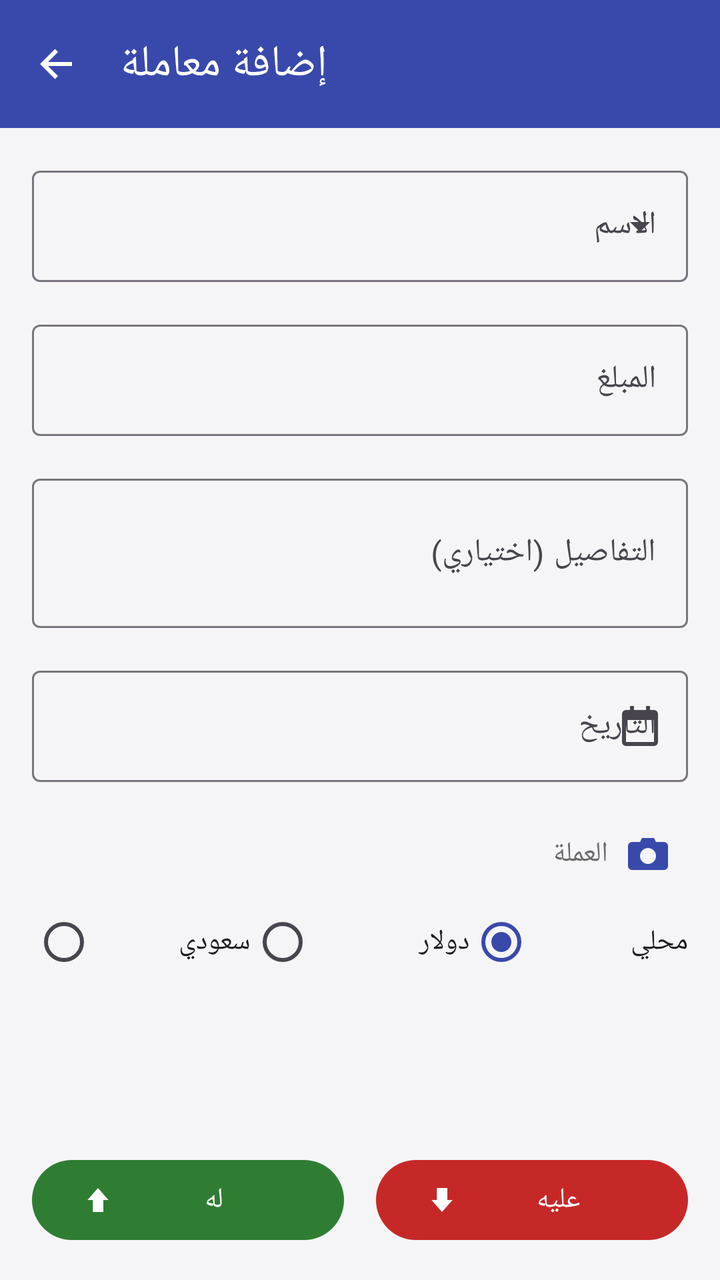
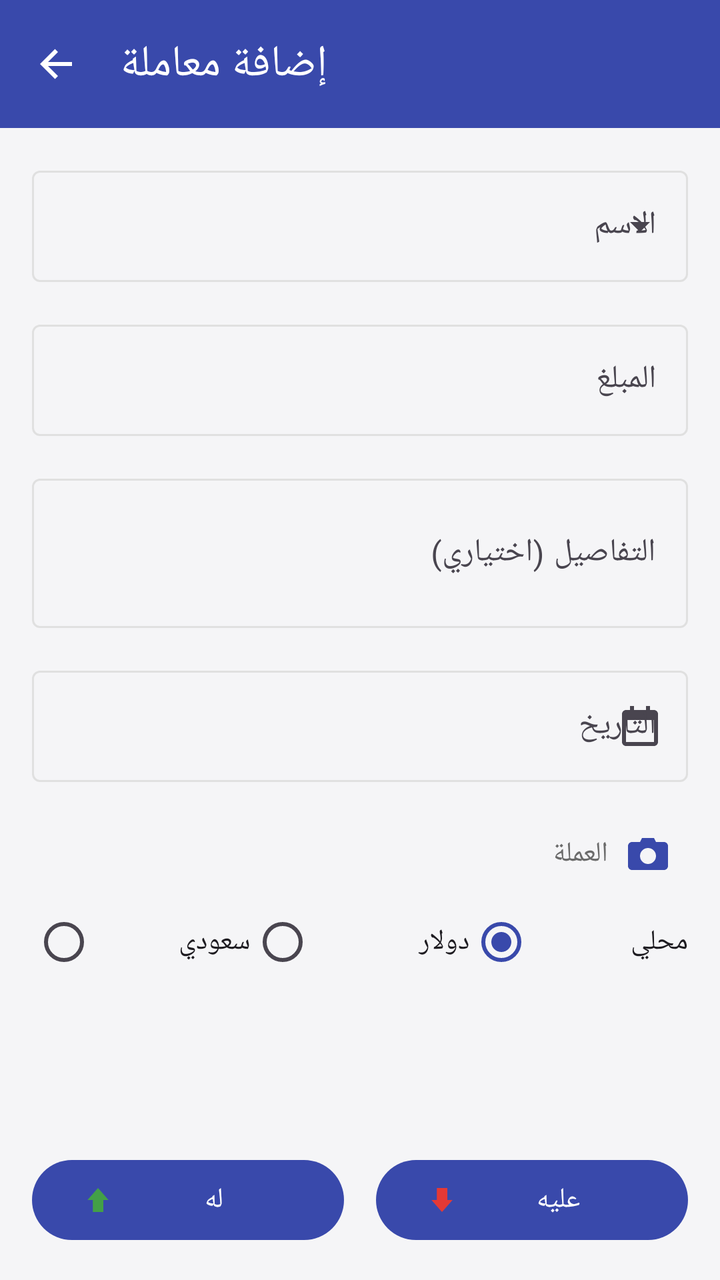

The first picture is an Android layout as it rendered before a commit; the second is the same layout after the commit. The layout source and the unified diff follow.
<!-- AndroidManifest.xml: application theme Theme.SmartAccounts -->
<!-- res/layout/activity_add_transaction.xml -->
<?xml version="1.0" encoding="utf-8"?>
<LinearLayout xmlns:android="http://schemas.android.com/apk/res/android"
    xmlns:app="http://schemas.android.com/apk/res-auto"
    xmlns:tools="http://schemas.android.com/tools"
    android:layout_width="match_parent"
    android:layout_height="match_parent"
    android:orientation="vertical"
    android:background="?android:attr/colorBackground"
    tools:context=".ui.addtransaction.AddTransactionActivity">

    <com.google.android.material.appbar.AppBarLayout
        android:layout_width="match_parent"
        android:layout_height="wrap_content">

        <androidx.appcompat.widget.Toolbar
            android:id="@+id/toolbar"
            android:layout_width="match_parent"
            android:layout_height="?attr/actionBarSize"
            android:background="@color/brand_primary"
            app:navigationIcon="@drawable/ic_back"
            app:title="@string/title_add_transaction"
            app:titleTextColor="@color/white" />

    </com.google.android.material.appbar.AppBarLayout>

    <ScrollView
        android:layout_width="match_parent"
        android:layout_height="0dp"
        android:layout_weight="1">

        <LinearLayout
            android:layout_width="match_parent"
            android:layout_height="wrap_content"
            android:orientation="vertical"
            android:padding="@dimen/spacing_m">

            <com.google.android.material.textfield.TextInputLayout
                android:id="@+id/layoutName"
                style="@style/Widget.Material3.TextInputLayout.OutlinedBox.ExposedDropdownMenu"
                android:layout_width="match_parent"
                android:layout_height="wrap_content"
                android:hint="@string/label_name">

                <com.google.android.material.textfield.MaterialAutoCompleteTextView
                    android:id="@+id/inputName"
                    android:layout_width="match_parent"
                    android:layout_height="wrap_content"
                    android:inputType="textPersonName" />

            </com.google.android.material.textfield.TextInputLayout>

            <com.google.android.material.textfield.TextInputLayout
                android:id="@+id/layoutAmount"
                style="@style/Widget.Material3.TextInputLayout.OutlinedBox"
                android:layout_width="match_parent"
                android:layout_height="wrap_content"
                android:layout_marginTop="@dimen/spacing_m"
                android:hint="@string/label_amount">

                <com.google.android.material.textfield.TextInputEditText
                    android:id="@+id/inputAmount"
                    android:layout_width="match_parent"
                    android:layout_height="wrap_content"
                    android:inputType="numberDecimal" />

            </com.google.android.material.textfield.TextInputLayout>

            <com.google.android.material.textfield.TextInputLayout
                style="@style/Widget.Material3.TextInputLayout.OutlinedBox"
                android:layout_width="match_parent"
                android:layout_height="wrap_content"
                android:layout_marginTop="@dimen/spacing_m"
                android:hint="@string/label_details">

                <com.google.android.material.textfield.TextInputEditText
                    android:id="@+id/inputDetails"
                    android:layout_width="match_parent"
                    android:layout_height="wrap_content"
                    android:inputType="textMultiLine"
                    android:minLines="2" />

            </com.google.android.material.textfield.TextInputLayout>

            <com.google.android.material.textfield.TextInputLayout
                android:id="@+id/layoutDate"
                style="@style/Widget.Material3.TextInputLayout.OutlinedBox"
                android:layout_width="match_parent"
                android:layout_height="wrap_content"
                android:layout_marginTop="@dimen/spacing_m"
                android:hint="@string/label_date"
                app:endIconMode="custom"
                app:endIconDrawable="@drawable/ic_calendar">

                <com.google.android.material.textfield.TextInputEditText
                    android:id="@+id/inputDate"
                    android:layout_width="match_parent"
                    android:layout_height="wrap_content"
                    android:focusable="false"
                    android:cursorVisible="false"
                    android:inputType="none" />

            </com.google.android.material.textfield.TextInputLayout>

            <LinearLayout
                android:layout_width="match_parent"
                android:layout_height="wrap_content"
                android:layout_marginTop="@dimen/spacing_m"
                android:orientation="horizontal"
                android:gravity="center_vertical">

                <TextView
                    android:layout_width="0dp"
                    android:layout_height="wrap_content"
                    android:layout_weight="1"
                    android:text="@string/label_currency"
                    android:textColor="@color/text_secondary" />

                <ImageButton
                    android:id="@+id/buttonAttachPhoto"
                    android:layout_width="40dp"
                    android:layout_height="40dp"
                    android:background="?attr/selectableItemBackgroundBorderless"
                    android:contentDescription="@string/content_description_camera"
                    android:src="@drawable/ic_camera" />

            </LinearLayout>

            <RadioGroup
                android:id="@+id/radioGroupCurrency"
                android:layout_width="match_parent"
                android:layout_height="wrap_content"
                android:orientation="horizontal"
                android:gravity="center">

                <RadioButton
                    android:id="@+id/radioSar"
                    android:layout_width="0dp"
                    android:layout_height="wrap_content"
                    android:layout_weight="1"
                    android:text="@string/currency_sar" />

                <RadioButton
                    android:id="@+id/radioUsd"
                    android:layout_width="0dp"
                    android:layout_height="wrap_content"
                    android:layout_weight="1"
                    android:text="@string/currency_usd" />

                <RadioButton
                    android:id="@+id/radioLocal"
                    android:layout_width="0dp"
                    android:layout_height="wrap_content"
                    android:layout_weight="1"
                    android:checked="true"
                    android:text="@string/currency_local" />

            </RadioGroup>

            <ImageView
                android:id="@+id/imagePreview"
                android:layout_width="match_parent"
                android:layout_height="160dp"
                android:layout_marginTop="@dimen/spacing_m"
                android:scaleType="centerCrop"
                android:visibility="gone"
                android:contentDescription="@null" />

        </LinearLayout>

    </ScrollView>

    <LinearLayout
        android:layout_width="match_parent"
        android:layout_height="wrap_content"
        android:orientation="horizontal"
        android:padding="@dimen/spacing_m">

        <com.google.android.material.button.MaterialButton
            android:id="@+id/buttonCredit"
            android:layout_width="0dp"
            android:layout_height="wrap_content"
            android:layout_weight="1"
            android:layout_marginEnd="@dimen/spacing_s"
            android:text="@string/button_credit"
            app:icon="@drawable/ic_arrow_up"
            app:backgroundTint="@color/credit_green" />

        <com.google.android.material.button.MaterialButton
            android:id="@+id/buttonDebit"
            android:layout_width="0dp"
            android:layout_height="wrap_content"
            android:layout_weight="1"
            android:layout_marginStart="@dimen/spacing_s"
            android:text="@string/button_debit"
            app:icon="@drawable/ic_arrow_down"
            app:backgroundTint="@color/debit_red" />

    </LinearLayout>

</LinearLayout>
<!-- resources referenced by this layout -->
<resources>
  <color name="brand_primary">#3949AB</color>
  <color name="credit_green">#2E7D32</color>
  <color name="debit_red">#C62828</color>
  <color name="text_secondary">#6B6B6B</color>
  <color name="white">#FFFFFF</color>
  <dimen name="spacing_m">16dp</dimen>
  <dimen name="spacing_s">8dp</dimen>
  <!-- drawable ic_arrow_down (drawable) -->
  <?xml version="1.0" encoding="utf-8"?>
  <vector xmlns:android="http://schemas.android.com/apk/res/android"
      android:width="24dp"
      android:height="24dp"
      android:viewportWidth="24"
      android:viewportHeight="24">
      <path
          android:fillColor="#FF000000"
          android:pathData="M12,20 L5,12 L8.5,12 L8.5,4 L15.5,4 L15.5,12 L19,12 Z" />
  </vector>
  <!-- drawable ic_arrow_up (drawable) -->
  <?xml version="1.0" encoding="utf-8"?>
  <vector xmlns:android="http://schemas.android.com/apk/res/android"
      android:width="24dp"
      android:height="24dp"
      android:viewportWidth="24"
      android:viewportHeight="24">
      <path
          android:fillColor="#FF000000"
          android:pathData="M12,4 L19,12 L15.5,12 L15.5,20 L8.5,20 L8.5,12 L5,12 Z" />
  </vector>
  <!-- drawable ic_back (drawable) -->
  <?xml version="1.0" encoding="utf-8"?>
  <vector xmlns:android="http://schemas.android.com/apk/res/android"
      android:width="24dp"
      android:height="24dp"
      android:viewportWidth="24"
      android:viewportHeight="24"
      android:tint="?attr/colorOnPrimary"
      android:autoMirrored="true">
      <path
          android:fillColor="#FF000000"
          android:pathData="M20,11 L20,13 L8,13 L13,18 L11.5,19.5 L4,12 L11.5,4.5 L13,6 L8,11 Z" />
  </vector>
  <!-- drawable ic_calendar (drawable) -->
  <?xml version="1.0" encoding="utf-8"?>
  <vector xmlns:android="http://schemas.android.com/apk/res/android"
      android:width="24dp"
      android:height="24dp"
      android:viewportWidth="24"
      android:viewportHeight="24"
      android:tint="?attr/colorPrimary">
      <path
          android:fillColor="#FF000000"
          android:pathData="M7,2 L7,4 L5,4 C3.9,4 3,4.9 3,6 L3,20 C3,21.1 3.9,22 5,22 L19,22 C20.1,22 21,21.1 21,20 L21,6 C21,4.9 20.1,4 19,4 L17,4 L17,2 L15,2 L15,4 L9,4 L9,2 Z M5,9 L19,9 L19,20 L5,20 Z" />
  </vector>
  <!-- drawable ic_camera (drawable) -->
  <?xml version="1.0" encoding="utf-8"?>
  <vector xmlns:android="http://schemas.android.com/apk/res/android"
      android:width="24dp"
      android:height="24dp"
      android:viewportWidth="24"
      android:viewportHeight="24"
      android:tint="?attr/colorPrimary">
      <path
          android:fillColor="#FF000000"
          android:pathData="M9,4 L8,6 L4,6 C2.9,6 2,6.9 2,8 L2,18 C2,19.1 2.9,20 4,20 L20,20 C21.1,20 22,19.1 22,18 L22,8 C22,6.9 21.1,6 20,6 L16,6 L15,4 Z M12,9 C14.21,9 16,10.79 16,13 C16,15.21 14.21,17 12,17 C9.79,17 8,15.21 8,13 C8,10.79 9.79,9 12,9 Z" />
  </vector>
  <string name="button_credit">له</string>
  <string name="button_debit">عليه</string>
  <string name="content_description_camera">إضافة صورة</string>
  <string name="currency_local">محلي</string>
  <string name="currency_sar">سعودي</string>
  <string name="currency_usd">دولار</string>
  <string name="label_amount">المبلغ</string>
  <string name="label_currency">العملة</string>
  <string name="label_date">التاريخ</string>
  <string name="label_details">التفاصيل (اختياري)</string>
  <string name="label_name">الاسم</string>
  <string name="title_add_transaction">إضافة معاملة</string>
  <color name="brand_primary_dark">#2C3690</color>
  <color name="badge_blue">#1E88E5</color>
  <color name="background_light">#F5F5F7</color>
  <!-- unchanged entries left out for length: 1 -->
</resources>

<!-- the commit's change to res/layout/activity_add_transaction.xml (unified diff, before → after) -->
@@ -39,7 +39,8 @@
                 style="@style/Widget.Material3.TextInputLayout.OutlinedBox.ExposedDropdownMenu"
                 android:layout_width="match_parent"
                 android:layout_height="wrap_content"
-                android:hint="@string/label_name">
+                android:hint="@string/label_name"
+                app:boxStrokeColor="@color/text_field_stroke_color">
 
                 <com.google.android.material.textfield.MaterialAutoCompleteTextView
                     android:id="@+id/inputName"
@@ -55,7 +56,8 @@
                 android:layout_width="match_parent"
                 android:layout_height="wrap_content"
                 android:layout_marginTop="@dimen/spacing_m"
-                android:hint="@string/label_amount">
+                android:hint="@string/label_amount"
+                app:boxStrokeColor="@color/text_field_stroke_color">
 
                 <com.google.android.material.textfield.TextInputEditText
                     android:id="@+id/inputAmount"
@@ -70,7 +72,8 @@
                 android:layout_width="match_parent"
                 android:layout_height="wrap_content"
                 android:layout_marginTop="@dimen/spacing_m"
-                android:hint="@string/label_details">
+                android:hint="@string/label_details"
+                app:boxStrokeColor="@color/text_field_stroke_color">
 
                 <com.google.android.material.textfield.TextInputEditText
                     android:id="@+id/inputDetails"
@@ -88,6 +91,7 @@
                 android:layout_height="wrap_content"
                 android:layout_marginTop="@dimen/spacing_m"
                 android:hint="@string/label_date"
+                app:boxStrokeColor="@color/text_field_stroke_color"
                 app:endIconMode="custom"
                 app:endIconDrawable="@drawable/ic_calendar">
 
@@ -137,6 +141,7 @@
                     android:layout_width="0dp"
                     android:layout_height="wrap_content"
                     android:layout_weight="1"
+                    android:buttonTint="@color/radio_button_tint"
                     android:text="@string/currency_sar" />
 
                 <RadioButton
@@ -144,6 +149,7 @@
                     android:layout_width="0dp"
                     android:layout_height="wrap_content"
                     android:layout_weight="1"
+                    android:buttonTint="@color/radio_button_tint"
                     android:text="@string/currency_usd" />
 
                 <RadioButton
@@ -152,6 +158,7 @@
                     android:layout_height="wrap_content"
                     android:layout_weight="1"
                     android:checked="true"
+                    android:buttonTint="@color/radio_button_tint"
                     android:text="@string/currency_local" />
 
             </RadioGroup>
@@ -183,7 +190,8 @@
             android:layout_marginEnd="@dimen/spacing_s"
             android:text="@string/button_credit"
             app:icon="@drawable/ic_arrow_up"
-            app:backgroundTint="@color/credit_green" />
+            app:iconTint="@color/credit_green"
+            app:backgroundTint="@color/brand_primary" />
 
         <com.google.android.material.button.MaterialButton
             android:id="@+id/buttonDebit"
@@ -193,7 +201,8 @@
             android:layout_marginStart="@dimen/spacing_s"
             android:text="@string/button_debit"
             app:icon="@drawable/ic_arrow_down"
-            app:backgroundTint="@color/debit_red" />
+            app:iconTint="@color/debit_red"
+            app:backgroundTint="@color/brand_primary" />
 
     </LinearLayout>
 
<!-- resource entries referenced after the edit -->
@@ -1,8 +1,8 @@
 <!-- resources referenced by this layout -->
 <resources>
   <color name="brand_primary">#3949AB</color>
-  <color name="credit_green">#2E7D32</color>
-  <color name="debit_red">#C62828</color>
+  <color name="credit_green">#43A047</color>
+  <color name="debit_red">#E53935</color>
   <color name="text_secondary">#6B6B6B</color>
   <color name="white">#FFFFFF</color>
   <dimen name="spacing_m">16dp</dimen>
